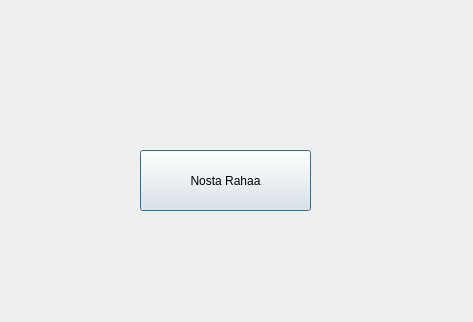
This is bankautomat/consolemain.ui in tvt21kmo-bank-project/group_5 as Qt 5 draws it before an edit. The edited form follows.
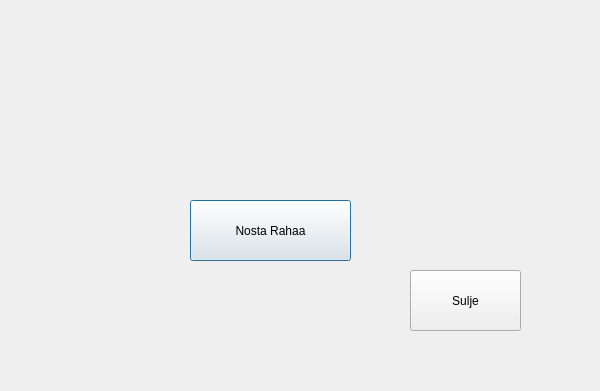
This is the edited form.

Patch:
```diff
--- a/bankautomat/consolemain.ui
+++ b/bankautomat/consolemain.ui
@@ -6,8 +6,8 @@
    <rect>
     <x>0</x>
     <y>0</y>
-    <width>473</width>
-    <height>322</height>
+    <width>600</width>
+    <height>391</height>
    </rect>
   </property>
   <property name="windowTitle">
@@ -16,9 +16,9 @@
   <widget class="QPushButton" name="btnNosto">
    <property name="geometry">
     <rect>
-     <x>140</x>
-     <y>150</y>
-     <width>171</width>
+     <x>190</x>
+     <y>200</y>
+     <width>161</width>
      <height>61</height>
     </rect>
    </property>
@@ -26,6 +26,19 @@
     <string>Nosta Rahaa</string>
    </property>
   </widget>
+  <widget class="QPushButton" name="btnSulje">
+   <property name="geometry">
+    <rect>
+     <x>410</x>
+     <y>270</y>
+     <width>111</width>
+     <height>61</height>
+    </rect>
+   </property>
+   <property name="text">
+    <string>Sulje</string>
+   </property>
+  </widget>
  </widget>
  <resources/>
  <connections/>
```
